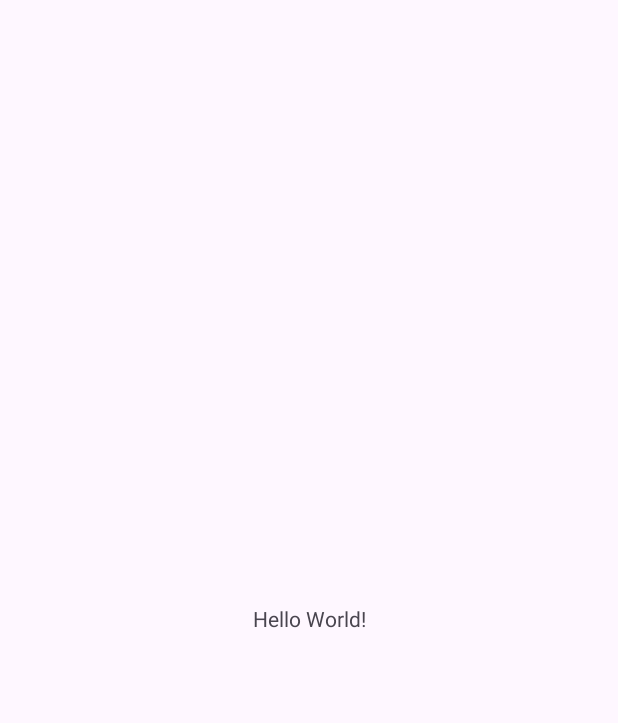
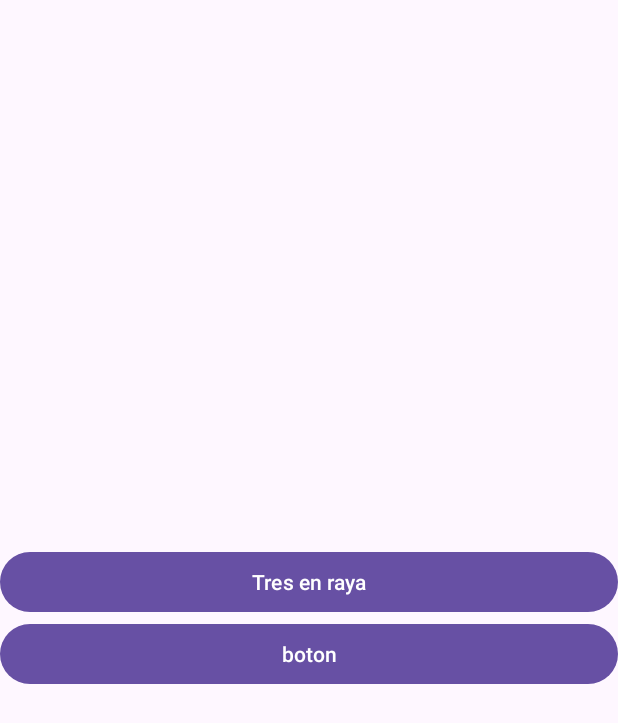
Before and after one commit to uvegithub/DI_T1_Seminario2_Vanesa_Nunez, an Android app: the screen it shows after launch (MainActivity), on a phone screen of 412 x 824 dp. Before the commit the part shown is almost empty. Shown: the top 723 px of the screen. Run offline under Robolectric (Android 15) with nearby library versions, the phone set to English and light mode, and no system bars.

Commit message:
actu 2 31.10.23

```diff
--- a/app/src/main/AndroidManifest.xml
+++ b/app/src/main/AndroidManifest.xml
@@ -13,6 +13,9 @@
         android:theme="@style/Theme.DI_T1_Seminario2_Vanesa_Nunez"
         tools:targetApi="31">
         <activity
+            android:name=".Actividad_tresenraya"
+            android:exported="false" />
+        <activity
             android:name=".Ejercicio_1"
             android:exported="false" />
         <activity
--- a/app/src/main/res/layout/activity_ejercicio1.xml
+++ b/app/src/main/res/layout/activity_ejercicio1.xml
@@ -61,7 +61,7 @@
         app:layout_constraintStart_toEndOf="parent"
         app:layout_constraintEnd_toEndOf="parent"
         app:layout_constraintTop_toBottomOf="@+id/vista1"
-        app:layout_constraintBottom_toToOpf="@id/guideline2"
+
         android:background="@color/gre000">
 
     <LinearLayout
--- a/app/src/main/res/layout/activity_main.xml
+++ b/app/src/main/res/layout/activity_main.xml
@@ -6,13 +6,38 @@
     android:layout_height="match_parent"
     tools:context=".MainActivity">
 
-    <TextView
-        android:layout_width="wrap_content"
+<LinearLayout
+    android:layout_width="match_parent"
+    android:layout_height="wrap_content"
+    android:orientation="vertical"
+    app:layout_constraintTop_toTopOf="parent"
+    app:layout_constraintStart_toStartOf="parent"
+    app:layout_constraintEnd_toEndOf="parent"
+    app:layout_constraintBottom_toBottomOf="parent"
+    >
+
+    <Button
+        android:id="@+id/buttontres_en_raya"
+        android:layout_width="match_parent"
         android:layout_height="wrap_content"
-        android:text="Hello World!"
-        app:layout_constraintBottom_toBottomOf="parent"
+        android:text="Tres en raya"
+        android:onClick="iniciarActividad"
+        app:layout_constraintTop_toTopOf="parent"
+        app:layout_constraintStart_toStartOf="parent"
+
+        app:layout_constraintBottom_toTopOf="@+id/button1"
+    />
+
+    <Button
+        android:id="@+id/button1"
+        android:layout_width="match_parent"
+        android:layout_height="wrap_content"
+        android:text="boton"
+
+        app:layout_constraintTop_toBottomOf="@+id/buttontres_en_raya"
+        app:layout_constraintStart_toStartOf="parent"
         app:layout_constraintEnd_toEndOf="parent"
-        app:layout_constraintStart_toStartOf="parent"
-        app:layout_constraintTop_toTopOf="parent" />
+        />
 
+</LinearLayout>
 </androidx.constraintlayout.widget.ConstraintLayout>
```
Also changed, not shown: app/src/main/java/com/example/di_t1_seminario2_vanesa_nunez/Actividad_tresenraya.kt (added, +127 -0 lines), app/src/main/java/com/example/di_t1_seminario2_vanesa_nunez/MainActivity.kt (+9 -0 lines), app/src/main/res/layout/activity_actividad_tresenraya.xml (added, +95 -0 lines).
